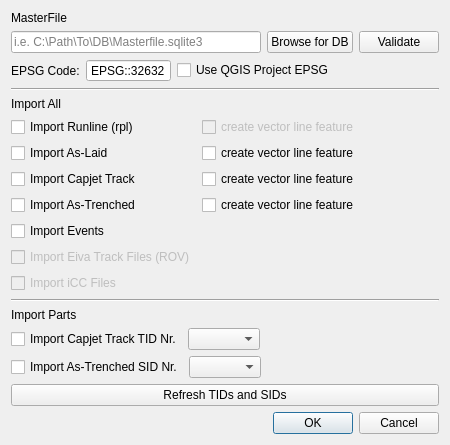
Qt form isurvey_tools_dialog_base.ui (danielskaare/isurvey_tools) before a commit.
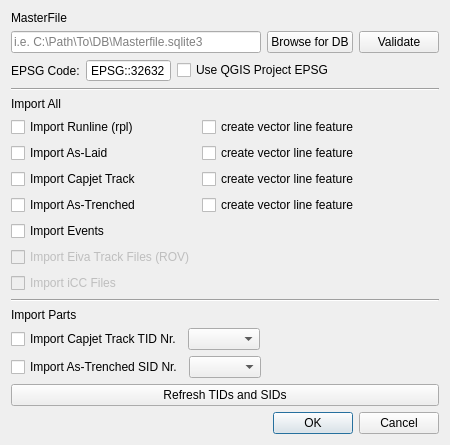
The same form after that commit. Custom widgets are drawn as their Qt base class.

Patch:
```diff
--- a/isurvey_tools_dialog_base.ui
+++ b/isurvey_tools_dialog_base.ui
@@ -200,7 +200,7 @@
      <item row="0" column="1">
       <widget class="QCheckBox" name="cB_runline_lin">
        <property name="enabled">
-        <bool>false</bool>
+        <bool>true</bool>
        </property>
        <property name="text">
         <string>create vector line feature</string>
```
